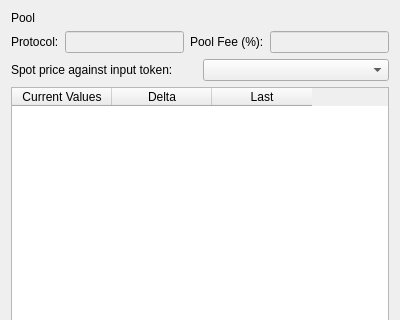
This is PoolListWidgetItem.ui in LiquidityProtocol/AMM-Simulator as Qt 5 draws it before an edit; both pictures show x 0 to 400 and y 0 to 320 of the 400 by 700 pixel window. The edited form follows.
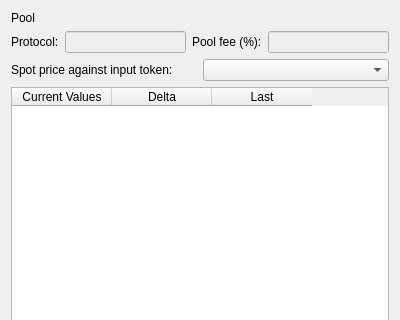
This is the edited form. Custom widgets are drawn as their Qt base class.

The edit to the form file:
```diff
--- a/PoolListWidgetItem.ui
+++ b/PoolListWidgetItem.ui
@@ -56,7 +56,7 @@
      <item>
       <widget class="QLabel" name="label_poolFee">
        <property name="text">
-        <string>Pool Fee (%):</string>
+        <string>Pool fee (%):</string>
        </property>
       </widget>
      </item>
```
